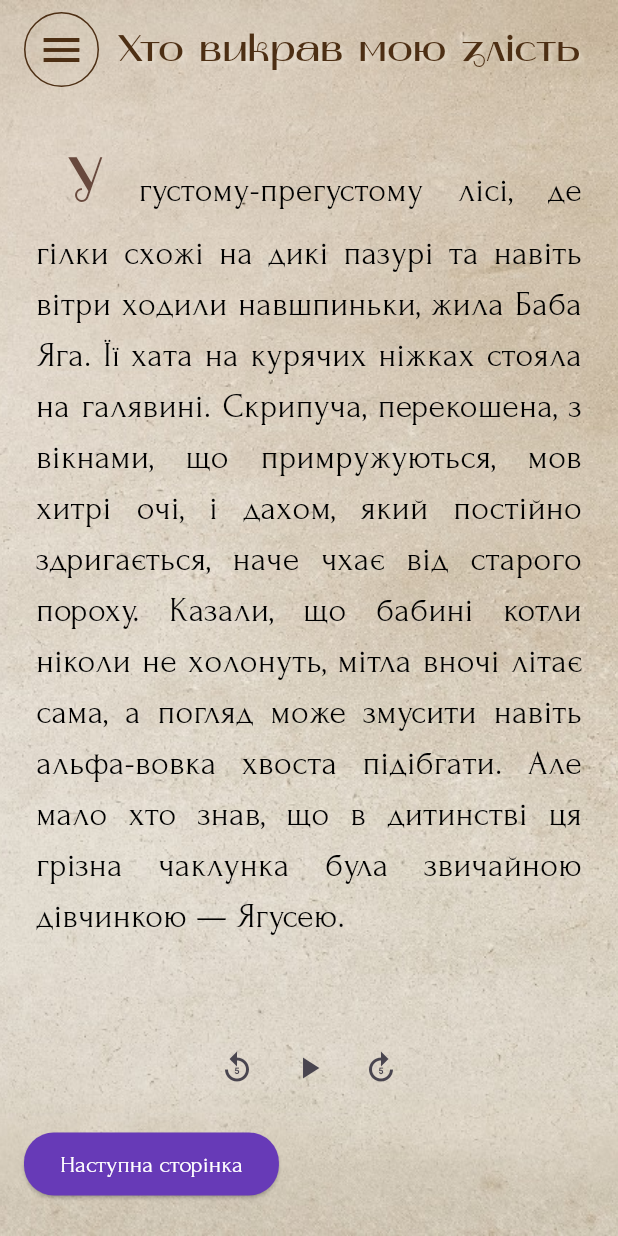
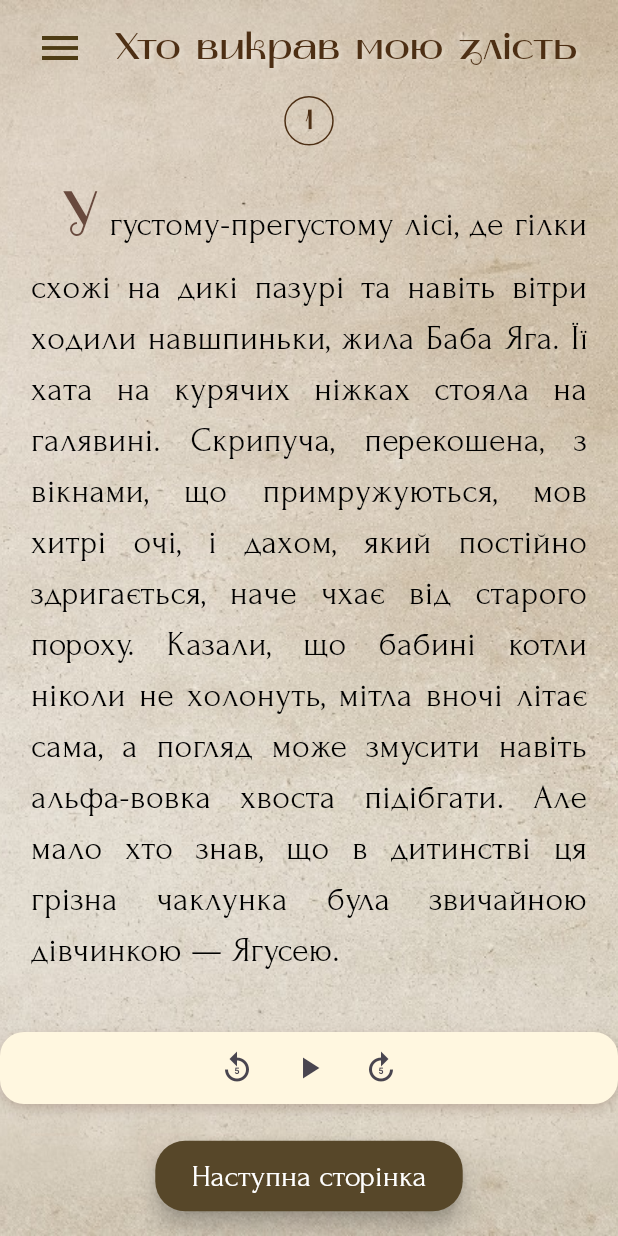
Before and after one commit to SergiyKlymenko/yaga_storybook_app, a Flutter app: the BookPageScreen screen opened directly, on a phone screen of 412 x 824 dp. Run offline on Flutter 3.47's test engine with Material 3 defaults, Android fonts, the phone set to English and light mode, and no system bars; our stand-ins replace flutter_dotenv, flutter_svg, just_audio, lucide_icons, share_plus; missing offline and left inert: dart:ffi; generated files the repository leaves out were written again.

Commit message:
text page design

```diff
--- a/lib/data/page_texts.dart
+++ b/lib/data/page_texts.dart
@@ -18,7 +18,8 @@ final Map<String, Map<int, String>> pageTexts = {
     40: '''I żyli długo i szczęśliwie.''',
   },
   'az': {
-    1: 'Bir varmış, bir yoxmuş, bir qoca kişi və onun arvadı varmış...',
+    1: '''
+Budaqlarının vəhşi caynaqlara bənzədiyi və hətta küləklərin ayaq ucunda gezdiyi çox sıx bir meşədə Xo Nənə yaşayırdı. Onun toyuq ayaqları üzərindəki evi çəmənlikdə dayanmışdı. Evin xırıltılı səsi, əyri, hiyləgər gözlər kimi qıyıq pəncərələri və köhnə barıtdan daim asqıran damı var idi. Deyirdilər ki, qadının qazanları heç vaxt soyumur, süpürgəsi gecələr öz-özünə uçur, bir sözlə alfa canavarlar belə quyruğunu qısırdılar qorxudan. Ancaq az adam bilirdi ki, uşaqlıqda bu qorxulu cadugər adi bir qız olub - Xoşəda.''',
     2: 'Bir gün onlar turp əkiblər...',
     // ...
     40: 'Və onlar xoşbəxt yaşayıblar.',
--- a/lib/screens/book_page_screen.dart
+++ b/lib/screens/book_page_screen.dart
@@ -1,3 +1,5 @@
+import 'dart:ffi';
+
 import 'package:flutter/material.dart';
 import 'package:flutter_dotenv/flutter_dotenv.dart';
 import 'package:flutter_gen/gen_l10n/app_localizations.dart';
@@ -28,15 +30,15 @@ class _BookPageScreenState extends State<BookPageScreen> {
         'assets/audio/$currentLang/audio_page${widget.pageNumber}.mp3';
     final currentLocale = Localizations.localeOf(context).languageCode;
     final text = _getPageText(widget.pageNumber, currentLocale);
-    final paragraphs = text
-        .split('\n\n')
-        .map((p) =>
-            '    ${p.trim()}') // 4 пробіли = візуальний ефект червоного рядка
-        .toList();
+    final paragraphs =
+        text.split('\n\n').map((p) => '    ${p.trim()}').toList();
 
     final size = MediaQuery.of(context).size;
     final width = size.width;
     final height = size.height;
+
+    final isIllustrationPage =
+        _getIllustrationPages().contains(widget.pageNumber);
 
     return Scaffold(
       drawer: StorybookDrawer(
@@ -67,19 +69,17 @@ class _BookPageScreenState extends State<BookPageScreen> {
                     children: [
                       Builder(
                         builder: (context) => Container(
-                          decoration: BoxDecoration(
+                          /* decoration: BoxDecoration(
                             border: Border.all(
-                              color: Color.fromARGB(
-                                  255, 77, 47, 20), // колір обводки
-                              width: 1, // товщина обводки
+                              color: Color.fromARGB(255, 77, 47, 20),
+                              width: 1,
                             ),
-                            shape:
-                                BoxShape.circle, // кругла рамка (опціонально)
-                          ),
+                            // shape: BoxShape.rectangle,
+                          ), */
                           child: IconButton(
                             icon: const Icon(
                               Icons.menu,
-                              color: Color.fromARGB(255, 77, 47, 20),
+                              color: Color.fromARGB(255, 77, 59, 20),
                               size: 32,
                             ),
                             onPressed: () => Scaffold.of(context).openDrawer(),
@@ -107,10 +107,34 @@ class _BookPageScreenState extends State<BookPageScreen> {
                 ),
                 Expanded(
                   child: SingleChildScrollView(
-                    padding: const EdgeInsets.all(24),
+                    padding: EdgeInsets.only(
+                        left: width * 0.05, right: width * 0.05),
                     child: Column(
                       crossAxisAlignment: CrossAxisAlignment.stretch,
-                      children: paragraphs.map((p) {
+                      children: [
+                        Container(
+                          width: width * 0.08,
+                          height: width * 0.08,
+                          decoration: BoxDecoration(
+                            shape: BoxShape.circle,
+                            //color: Colors.amber[100],
+                            border: Border.all(
+                                color: Color.fromARGB(255, 77, 47, 20),
+                                width: 1),
+                          ),
+                          alignment: Alignment.center,
+                          child: Text(
+                            '${widget.pageNumber}',
+                            style: TextStyle(
+                              fontSize: width * 0.045,
+                              fontFamily: 'FairyFont1',
+                              color: Color.fromARGB(255, 77, 47, 20),
+                              fontWeight: FontWeight.bold,
+                            ),
+                          ),
+                        ),
+                        const SizedBox(height: 16),
+                        ...paragraphs.map((p) {
                           if (p.trim().isEmpty) return SizedBox.shrink();
                           final firstLetter = p.trim().substring(0, 1);
                           final restText = p.trim().substring(1);
@@ -121,9 +145,7 @@ class _BookPageScreenState extends State<BookPageScreen> {
                               TextSpan(
                                 children: [
                                   WidgetSpan(
-                                  child: SizedBox(
-                                      width:
-                                          width * 0.05), // візуальний відступ
+                                    child: SizedBox(width: width * 0.05),
                                   ),
                                   TextSpan(
                                     text: firstLetter,
@@ -148,52 +170,66 @@ class _BookPageScreenState extends State<BookPageScreen> {
                               textAlign: TextAlign.justify,
                             ),
                           );
-                      }).toList(),
+                        }),
+                      ],
                     ),
                   ),
                 ),
-                AudioControls(audioAssetPath: audioPath),
+                if (!isIllustrationPage)
+                  Padding(
+                    padding: const EdgeInsets.symmetric(vertical: 8),
+                    child: Container(
+                      decoration: BoxDecoration(
+                        color: const Color.fromARGB(255, 255, 247, 224),
+                        borderRadius: BorderRadius.circular(16),
+                        boxShadow: [
+                          BoxShadow(
+                            color: Colors.brown.withOpacity(0.3),
+                            blurRadius: 6,
+                            offset: Offset(0, 3),
+                          )
+                        ],
+                      ),
+                      padding: const EdgeInsets.symmetric(horizontal: 8),
+                      child: AudioControls(audioAssetPath: audioPath),
+                    ),
+                  ),
                 const SizedBox(height: 16),
+                Column(
+                  children: [
                     Row(
-                  mainAxisAlignment: MainAxisAlignment.spaceBetween,
+                      mainAxisAlignment: widget.pageNumber == 1
+                          ? MainAxisAlignment.center
+                          : MainAxisAlignment.spaceBetween,
                       children: [
                         if (widget.pageNumber > 1)
                           Padding(
                             padding: const EdgeInsets.symmetric(horizontal: 16),
                             child: ElevatedButton(
-                          style: _navButtonStyle(),
-                          onPressed: () {
-                            Navigator.pushReplacement(
-                              context,
-                              MaterialPageRoute(
-                                builder: (_) => BookPageScreen(
-                                    pageNumber: widget.pageNumber - 1),
-                              ),
-                            );
-                          },
+                              style: _navButtonStyle(width),
+                              onPressed: () =>
+                                  _navigateToPage(widget.pageNumber - 1),
                               child: Text(loc.previousPage),
                             ),
                           ),
-                    if (widget.pageNumber < 40)
                         Padding(
                           padding: const EdgeInsets.symmetric(horizontal: 16),
                           child: ElevatedButton(
-                          style: _navButtonStyle(),
-                          onPressed: () {
-                            Navigator.pushReplacement(
-                              context,
-                              MaterialPageRoute(
-                                builder: (_) => BookPageScreen(
-                                    pageNumber: widget.pageNumber + 1),
+                            style: _navButtonStyle(width).copyWith(
+                              backgroundColor: MaterialStateProperty.all(
+                                  Color.fromARGB(255, 87, 71, 41)),
+                              elevation: MaterialStateProperty.all(6),
                             ),
-                            );
-                          },
+                            onPressed: () =>
+                                _navigateToPage(widget.pageNumber + 1),
                             child: Text(loc.nextPage),
                           ),
                         ),
                       ],
                     ),
-                const SizedBox(height: 24),
+                    const SizedBox(height: 16),
+                  ],
+                ),
               ],
             ),
           ),
@@ -202,13 +238,22 @@ class _BookPageScreenState extends State<BookPageScreen> {
     );
   }
 
-  ButtonStyle _navButtonStyle() {
+  void _navigateToPage(int page) {
+    Navigator.pushReplacement(
+      context,
+      MaterialPageRoute(
+        builder: (_) => BookPageScreen(pageNumber: page),
+      ),
+    );
+  }
+
+  ButtonStyle _navButtonStyle(double width) {
     return ElevatedButton.styleFrom(
-      backgroundColor: Colors.deepPurple,
+      //backgroundColor: Colors.deepPurple,
       foregroundColor: Colors.white,
       padding: const EdgeInsets.symmetric(horizontal: 24, vertical: 12),
-      textStyle: const TextStyle(
-        fontSize: 16,
+      textStyle: TextStyle(
+        fontSize: width * 0.05,
         fontFamily: 'FairyFont',
       ),
       shape: RoundedRectangleBorder(
```
Lines whose indentation alone changed are shown as unchanged.
